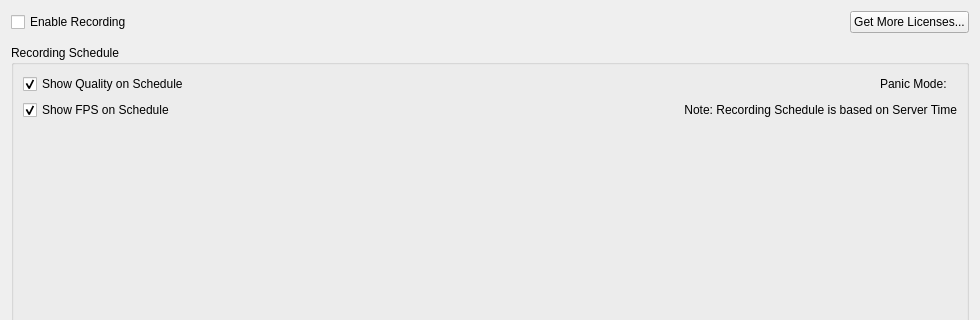
This is client/libclient/src/ui/widgets/properties/camera_schedule_widget.ui in networkoptix/nx_open as Qt 5 draws it before an edit; both pictures show x 0 to 980 and y 0 to 320 of the 980 by 600 pixel window. The edited form follows.
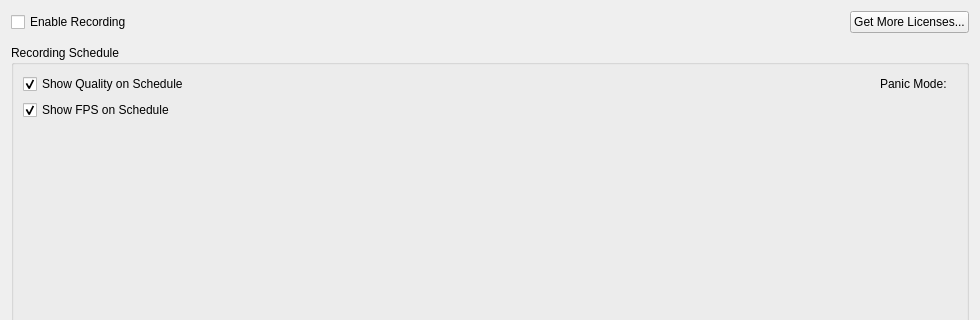
This is the edited form. Custom widgets are drawn as their Qt base class.

Commit message:
VMS-3027: Work on camera schedule widget
<==== Mercurial data ====>
Branch: dev_3.0.0_gui

```diff
--- a/client/libclient/src/ui/widgets/properties/camera_schedule_widget.ui
+++ b/client/libclient/src/ui/widgets/properties/camera_schedule_widget.ui
@@ -59,6 +59,9 @@
      <property name="title">
       <string>Recording Schedule</string>
      </property>
+     <property name="flat">
+      <bool>true</bool>
+     </property>
      <layout class="QVBoxLayout" name="scheduleGridLayout" stretch="0,0,1">
       <item>
        <layout class="QHBoxLayout" name="horizontalLayout_5" stretch="1,0,0">
@@ -92,7 +95,7 @@
        </layout>
       </item>
       <item>
-       <layout class="QHBoxLayout" name="horizontalLayout_11" stretch="1,0">
+       <layout class="QHBoxLayout" name="horizontalLayout_11" stretch="1">
         <item>
          <widget class="QCheckBox" name="displayFpsCheckBox">
           <property name="text">
@@ -103,16 +106,6 @@
           </property>
          </widget>
         </item>
-        <item>
-         <widget class="QLabel" name="label_5">
-          <property name="text">
-           <string>Note: Recording Schedule is based on Server Time</string>
-          </property>
-          <property name="alignment">
-           <set>Qt::AlignRight|Qt::AlignTrailing|Qt::AlignVCenter</set>
-          </property>
-         </widget>
-        </item>
        </layout>
       </item>
       <item>
```
Left out of the diff: 6 changed lines with no effect on the pictures. The commit also changes 1 other file.
